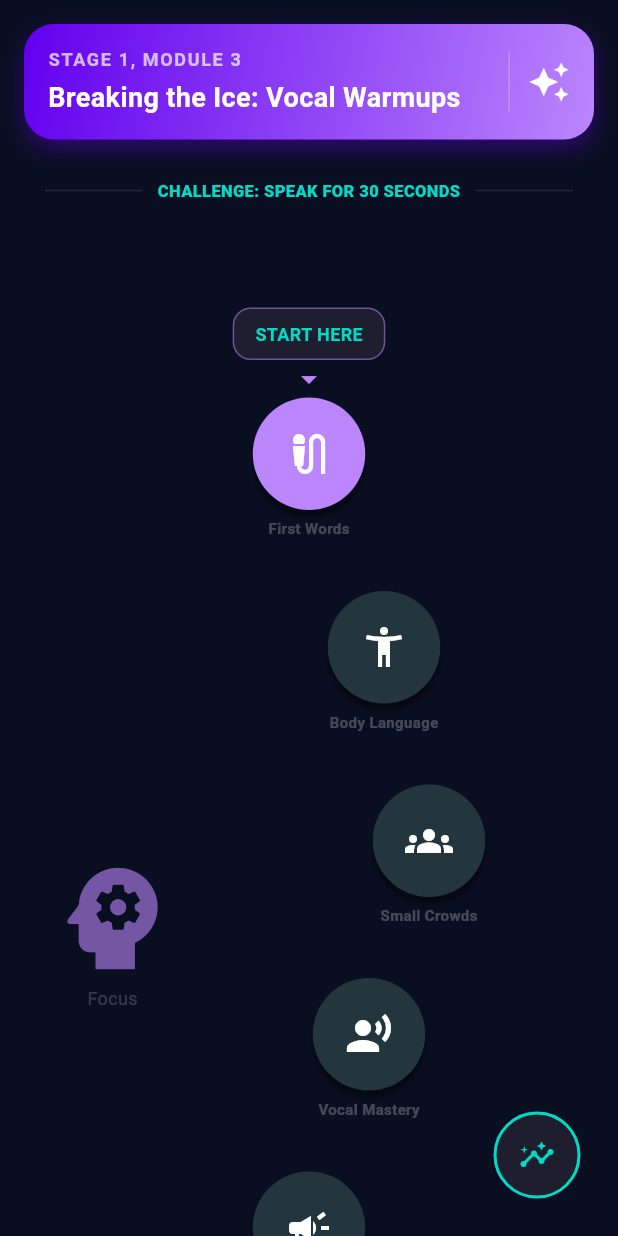
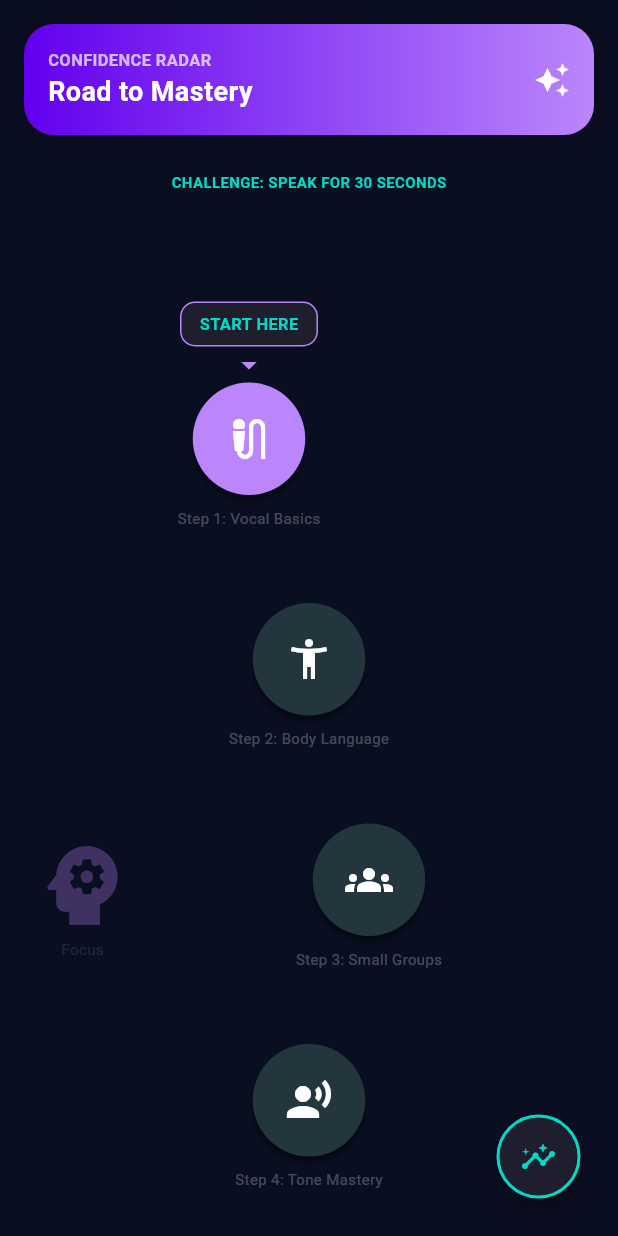
Before and after one commit to atarhbekatoh-star/SPOTLIGHT, a Flutter app: the screen it shows after launch, on a phone screen of 412 x 824 dp. Run offline on Flutter 3.47's test engine with Material 3 defaults, Android fonts, the phone set to English and light mode, and no system bars.

Commit message:
expanded issions

```diff
--- a/lib/screens/Path.dart
+++ b/lib/screens/Path.dart
@@ -6,45 +6,53 @@ class PathPage extends StatefulWidget {
 }
 
 class _PathPageState extends State<PathPage> {
-  // Personalized nodes for the "Spotlight" confidence journey
-  final List<Map<String, dynamic>> nodes = [
-    {
-      "icon": Icons.mic_external_on,
-      "color": Color(0xFFBB86FC), // Electric Purple
-      "hasTooltip": true,
-      "title": "First Words",
-      "offset": 0.0,
-    },
-    {
-      "icon": Icons.accessibility_new,
-      "color": Color(0xFF23363d),
-      "title": "Body Language",
-      "offset": 50.0,
-    },
-    {
-      "icon": Icons.groups,
-      "color": Color(0xFF23363d),
-      "title": "Small Crowds",
-      "offset": 80.0,
-    },
-    {
-      "icon": Icons.record_voice_over,
-      "color": Color(0xFF23363d),
-      "title": "Vocal Mastery",
-      "offset": 40.0,
-    },
-    {
-      "icon": Icons.campaign,
-      "color": Color(0xFF23363d),
-      "title": "The Spotlight",
-      "offset": 0.0,
-    },
+  // recurring themes for the 50-level journey
+  final List<Map<String, dynamic>> themeTemplates = [
+    {"icon": Icons.mic_external_on, "title": "Vocal Basics"},
+    {"icon": Icons.accessibility_new, "title": "Body Language"},
+    {"icon": Icons.groups, "title": "Small Groups"},
+    {"icon": Icons.record_voice_over, "title": "Tone Mastery"},
+    {"icon": Icons.campaign, "title": "Stage Presence"},
   ];
+
+  late List<Map<String, dynamic>> allMissions;
+
+  @override
+  void initState() {
+    super.initState();
+    allMissions = _generateMissions(50);
+  }
+
+  // Generates 50 nodes with snaking offsets
+  List<Map<String, dynamic>> _generateMissions(int count) {
+    return List.generate(count, (index) {
+      final template = themeTemplates[index % themeTemplates.length];
+
+      double offset;
+      int pos = index % 4;
+      if (pos == 0)
+        offset = -40.0; // Left-ish
+      else if (pos == 1)
+        offset = 0.0; // Center
+      else if (pos == 2)
+        offset = 40.0; // Right-ish
+      else
+        offset = 0.0; // Center
+
+      return {
+        "icon": template['icon'],
+        "title": "Step ${index + 1}: ${template['title']}",
+        "color": index == 0 ? Color(0xFFBB86FC) : Color(0xFF23363d),
+        "hasTooltip": index == 0,
+        "offset": offset,
+      };
+    });
+  }
 
   @override
   Widget build(BuildContext context) {
     return Scaffold(
-      backgroundColor: Color(0xFF0A0E21), // Deep Midnight Blue
+      backgroundColor: Color(0xFF0A0E21), // Midnight Stage Background
       body: SafeArea(
         child: Column(
           children: [
@@ -52,11 +60,7 @@ class _PathPageState extends State<PathPage> {
             _buildInstructionLabel(),
             Expanded(
               child: Stack(
-                children: [
-                  _buildMascot(),
-                  _buildPathList(),
-                  _buildBottomRightAction(),
-                ],
+                children: [_buildPathList(), _buildBottomRightAction()],
               ),
             ),
           ],
@@ -68,21 +72,13 @@ class _PathPageState extends State<PathPage> {
   Widget _buildSpotlightHeader() {
     return Container(
       margin: EdgeInsets.all(16),
-      padding: EdgeInsets.symmetric(horizontal: 16, vertical: 15),
+      padding: EdgeInsets.all(16),
       decoration: BoxDecoration(
         gradient: LinearGradient(
           colors: [Color(0xFF6200EE), Color(0xFFBB86FC)],
-          begin: Alignment.topLeft,
-          end: Alignment.bottomRight,
         ),
         borderRadius: BorderRadius.circular(20),
-        boxShadow: [
-          BoxShadow(
-            color: Color(0xFF6200EE).withOpacity(0.4),
-            blurRadius: 12,
-            offset: Offset(0, 6),
-          ),
-        ],
+        boxShadow: [BoxShadow(color: Colors.black26, blurRadius: 10)],
       ),
       child: Row(
         children: [
@@ -91,33 +87,25 @@ class _PathPageState extends State<PathPage> {
               crossAxisAlignment: CrossAxisAlignment.start,
               children: [
                 Text(
-                  "STAGE 1, MODULE 3",
+                  "CONFIDENCE RADAR",
                   style: TextStyle(
-                    color: Colors.white.withOpacity(0.7),
+                    color: Colors.white70,
+                    fontSize: 11,
                     fontWeight: FontWeight.bold,
-                    fontSize: 12,
-                    letterSpacing: 1.1,
                   ),
                 ),
-                SizedBox(height: 4),
                 Text(
-                  "Breaking the Ice: Vocal Warmups",
+                  "Road to Mastery",
                   style: TextStyle(
                     color: Colors.white,
+                    fontSize: 18,
                     fontWeight: FontWeight.bold,
-                    fontSize: 18,
                   ),
                 ),
               ],
             ),
           ),
-          Container(
-            height: 40,
-            width: 1,
-            color: Colors.white24,
-            margin: EdgeInsets.symmetric(horizontal: 12),
-          ),
-          Icon(Icons.auto_awesome, color: Colors.white, size: 28),
+          Icon(Icons.auto_awesome, color: Colors.white),
         ],
       ),
     );
@@ -125,42 +113,13 @@ class _PathPageState extends State<PathPage> {
 
   Widget _buildInstructionLabel() {
     return Padding(
-      padding: const EdgeInsets.symmetric(vertical: 10.0),
-      child: Row(
-        children: [
-          Expanded(
-            child: Divider(color: Colors.white10, indent: 30, endIndent: 10),
-          ),
-          Text(
+      padding: const EdgeInsets.symmetric(vertical: 8.0),
+      child: Text(
         "CHALLENGE: SPEAK FOR 30 SECONDS",
         style: TextStyle(
-              color: Color(0xFF03DAC6), // Cyan accent
-              fontWeight: FontWeight.w800,
-              fontSize: 11,
-            ),
-          ),
-          Expanded(
-            child: Divider(color: Colors.white10, indent: 10, endIndent: 30),
-          ),
-        ],
-      ),
-    );
-  }
-
-  Widget _buildMascot() {
-    return Positioned(
-      left: 30,
-      bottom: 150,
-      child: Opacity(
-        opacity: 0.6,
-        child: Column(
-          children: [
-            Icon(Icons.psychology, size: 90, color: Color(0xFFBB86FC)),
-            Text(
-              "Focus",
-              style: TextStyle(color: Colors.white30, fontSize: 12),
-            ),
-          ],
+          color: Color(0xFF03DAC6),
+          fontWeight: FontWeight.bold,
+          fontSize: 10,
         ),
       ),
     );
@@ -168,23 +127,65 @@ class _PathPageState extends State<PathPage> {
 
   Widget _buildPathList() {
     return ListView.builder(
-      padding: EdgeInsets.only(top: 60, bottom: 40),
-      itemCount: nodes.length,
+      padding: EdgeInsets.symmetric(vertical: 40),
+      itemCount: allMissions.length,
       itemBuilder: (context, index) {
-        final node = nodes[index];
-        return Center(
+        final node = allMissions[index];
+
+        // Logic to show mascots on alternating sides
+        bool showLeftMascot = index % 8 == 2;
+        bool showRightMascot = index % 8 == 6;
+
+        return Stack(
+          alignment: Alignment.center,
+          children: [
+            // Left Side Mascot
+            if (showLeftMascot)
+              Positioned(
+                left: 20,
+                child: _buildMascotUnit("Focus", Icons.psychology),
+              ),
+
+            // Right Side Mascot
+            if (showRightMascot)
+              Positioned(
+                right: 20,
+                child: _buildMascotUnit("Energy", Icons.bolt),
+              ),
+
+            // The Path Node
+            Padding(
+              padding: const EdgeInsets.symmetric(vertical: 25.0),
               child: Transform.translate(
-            offset: Offset(node['offset'] ?? 0.0, 0),
+                offset: Offset(node['offset'], 0),
                 child: Column(
                   children: [
-                if (node['hasTooltip'] == true) _buildJumpTooltip(),
+                    if (node['hasTooltip']) _buildJumpTooltip(),
                     _buildNodeCircle(node),
-                SizedBox(height: 35),
+                    SizedBox(height: 8),
+                    Text(
+                      node['title'],
+                      style: TextStyle(color: Colors.white24, fontSize: 10),
+                    ),
                   ],
                 ),
               ),
+            ),
+          ],
         );
       },
+    );
+  }
+
+  Widget _buildMascotUnit(String label, IconData icon) {
+    return Opacity(
+      opacity: 0.3,
+      child: Column(
+        children: [
+          Icon(icon, size: 70, color: Color(0xFFBB86FC)),
+          Text(label, style: TextStyle(color: Colors.white30, fontSize: 10)),
+        ],
+      ),
     );
   }
 
@@ -192,55 +193,38 @@ class _PathPageState extends State<PathPage> {
     return Column(
       children: [
         Container(
-          padding: EdgeInsets.symmetric(horizontal: 14, vertical: 8),
+          padding: EdgeInsets.symmetric(horizontal: 12, vertical: 6),
           decoration: BoxDecoration(
             color: Color(0xFF1E1E2E),
-            borderRadius: BorderRadius.circular(12),
-            border: Border.all(color: Color(0xFFBB86FC).withOpacity(0.5)),
+            borderRadius: BorderRadius.circular(10),
+            border: Border.all(color: Color(0xFFBB86FC)),
           ),
           child: Text(
             "START HERE",
             style: TextStyle(
               color: Color(0xFF03DAC6),
+              fontSize: 11,
               fontWeight: FontWeight.bold,
-              fontSize: 12,
             ),
           ),
         ),
-        Icon(Icons.arrow_drop_down, color: Color(0xFFBB86FC), size: 25),
+        Icon(Icons.arrow_drop_down, color: Color(0xFFBB86FC)),
       ],
     );
   }
 
   Widget _buildNodeCircle(Map<String, dynamic> node) {
-    return Column(
-      children: [
-        Container(
+    return Container(
       width: 75,
       height: 75,
       decoration: BoxDecoration(
         shape: BoxShape.circle,
         color: node['color'],
         boxShadow: [
-              BoxShadow(
-                color: Colors.black45,
-                offset: Offset(0, 5),
-                blurRadius: 2,
-              ),
+          BoxShadow(color: Colors.black45, offset: Offset(0, 4), blurRadius: 2),
         ],
       ),
       child: Icon(node['icon'], color: Colors.white, size: 32),
-        ),
-        SizedBox(height: 5),
-        Text(
-          node['title'],
-          style: TextStyle(
-            color: Colors.white24,
-            fontSize: 10,
-            fontWeight: FontWeight.bold,
-          ),
-        ),
-      ],
     );
   }
 
@@ -248,12 +232,11 @@ class _PathPageState extends State<PathPage> {
     return Positioned(
       bottom: 25,
       right: 25,
-      child: Container(
-        padding: EdgeInsets.all(15),
-        decoration: BoxDecoration(
-          color: Color(0xFF1E1E2E),
-          shape: BoxShape.circle,
-          border: Border.all(color: Color(0xFF03DAC6), width: 2),
+      child: FloatingActionButton(
+        backgroundColor: Color(0xFF1E1E2E),
+        onPressed: () {},
+        shape: CircleBorder(
+          side: BorderSide(color: Color(0xFF03DAC6), width: 2),
         ),
         child: Icon(Icons.insights, color: Color(0xFF03DAC6)),
       ),
```
Lines whose indentation alone changed are shown as unchanged.
